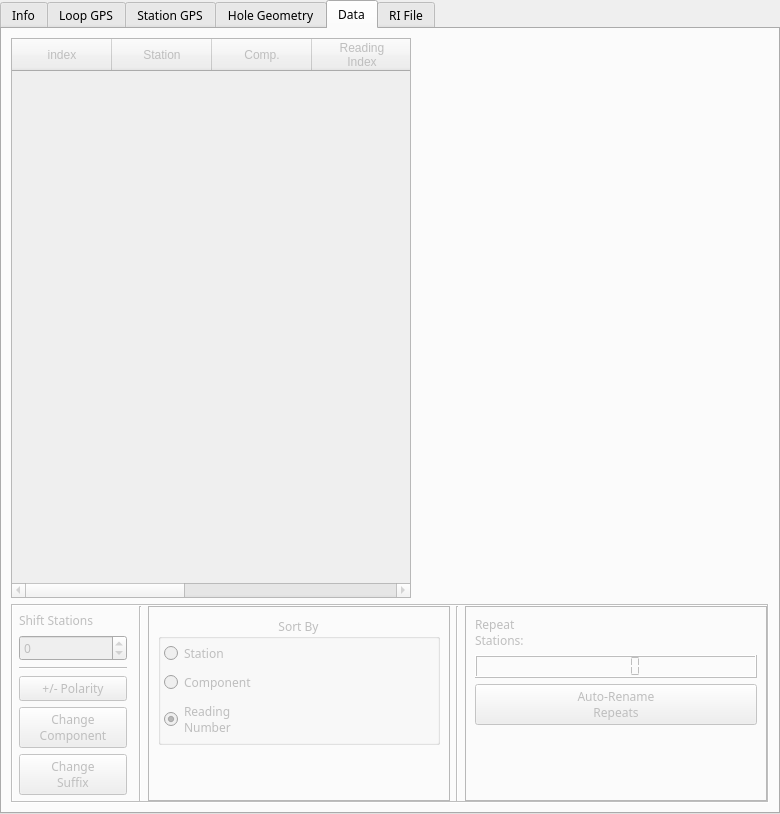
Old version of the form src/ui/pem_info_widget.ui in the repository Eric-Meunier/Processor-Suite.
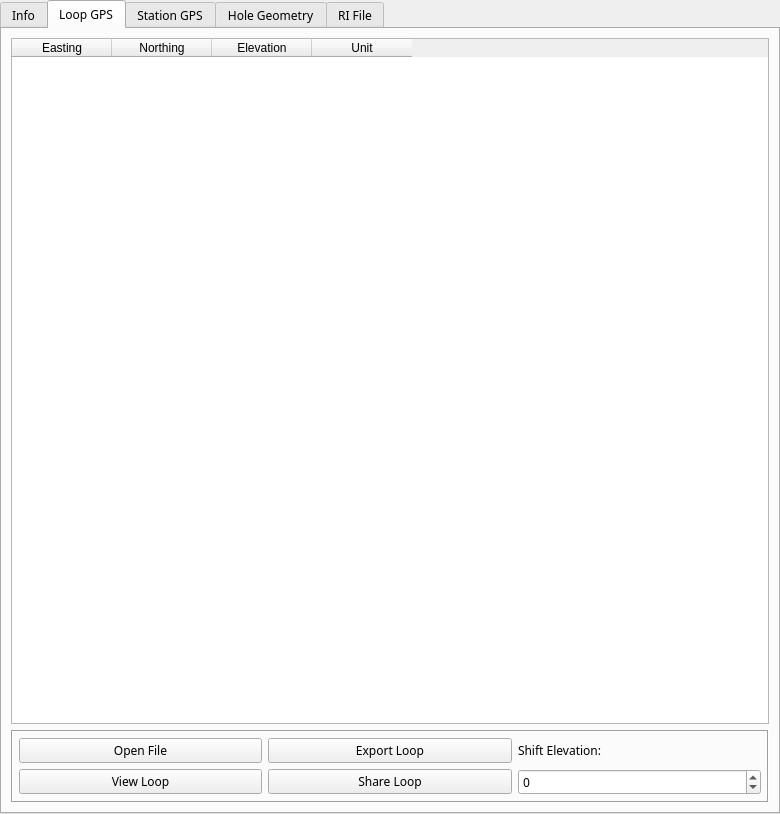
New version of the form. The open tabs and pages were chosen to show the change.

Commit message: Fixed crashing bug caused by pem_info_widget.

The edit to the form file:
```diff
--- a/src/ui/pem_info_widget.ui
+++ b/src/ui/pem_info_widget.ui
@@ -1084,354 +1084,6 @@
        </item>
       </layout>
      </widget>
-     <widget class="QWidget" name="data_tab">
-      <property name="enabled">
-       <bool>false</bool>
-      </property>
-      <attribute name="title">
-       <string>Data</string>
-      </attribute>
-      <layout class="QGridLayout" name="gridLayout_6">
-       <item row="0" column="0">
-        <widget class="QTableWidget" name="data_table">
-         <property name="sizePolicy">
-          <sizepolicy hsizetype="Preferred" vsizetype="Expanding">
-           <horstretch>0</horstretch>
-           <verstretch>0</verstretch>
-          </sizepolicy>
-         </property>
-         <property name="minimumSize">
-          <size>
-           <width>400</width>
-           <height>0</height>
-          </size>
-         </property>
-         <property name="maximumSize">
-          <size>
-           <width>400</width>
-           <height>16777215</height>
-          </size>
-         </property>
-         <property name="selectionMode">
-          <enum>QAbstractItemView::ExtendedSelection</enum>
-         </property>
-         <property name="selectionBehavior">
-          <enum>QAbstractItemView::SelectRows</enum>
-         </property>
-         <property name="sortingEnabled">
-          <bool>false</bool>
-         </property>
-         <attribute name="verticalHeaderVisible">
-          <bool>false</bool>
-         </attribute>
-         <column>
-          <property name="text">
-           <string>index</string>
-          </property>
-         </column>
-         <column>
-          <property name="text">
-           <string>Station</string>
-          </property>
-         </column>
-         <column>
-          <property name="text">
-           <string>Comp.</string>
-          </property>
-         </column>
-         <column>
-          <property name="text">
-           <string>Reading
-Index</string>
-          </property>
-         </column>
-         <column>
-          <property name="text">
-           <string>Reading
-Number</string>
-          </property>
-         </column>
-         <column>
-          <property name="text">
-           <string>Stacks</string>
-          </property>
-         </column>
-         <column>
-          <property name="text">
-           <string>ZTS</string>
-          </property>
-         </column>
-        </widget>
-       </item>
-       <item row="1" column="0" colspan="2">
-        <widget class="QFrame" name="frame_2">
-         <property name="sizePolicy">
-          <sizepolicy hsizetype="Preferred" vsizetype="Maximum">
-           <horstretch>0</horstretch>
-           <verstretch>0</verstretch>
-          </sizepolicy>
-         </property>
-         <property name="frameShape">
-          <enum>QFrame::Box</enum>
-         </property>
-         <property name="frameShadow">
-          <enum>QFrame::Sunken</enum>
-         </property>
-         <layout class="QHBoxLayout" name="horizontalLayout_2">
-          <property name="leftMargin">
-           <number>0</number>
-          </property>
-          <property name="topMargin">
-           <number>0</number>
-          </property>
-          <property name="rightMargin">
-           <number>0</number>
-          </property>
-          <property name="bottomMargin">
-           <number>0</number>
-          </property>
-          <item>
-           <widget class="QFrame" name="frame">
-            <property name="sizePolicy">
-             <sizepolicy hsizetype="Fixed" vsizetype="Preferred">
-              <horstretch>0</horstretch>
-              <verstretch>0</verstretch>
-             </sizepolicy>
-            </property>
-            <property name="minimumSize">
-             <size>
-              <width>120</width>
-              <height>0</height>
-             </size>
-            </property>
-            <property name="maximumSize">
-             <size>
-              <width>120</width>
-              <height>16777215</height>
-             </size>
-            </property>
-            <layout class="QVBoxLayout" name="verticalLayout_3">
-             <property name="leftMargin">
-              <number>6</number>
-             </property>
-             <property name="topMargin">
-              <number>6</number>
-             </property>
-             <property name="rightMargin">
-              <number>6</number>
-             </property>
-             <property name="bottomMargin">
-              <number>6</number>
-             </property>
-             <item>
-              <widget class="QLabel" name="label">
-               <property name="text">
-                <string>Shift Stations</string>
-               </property>
-              </widget>
-             </item>
-             <item>
-              <widget class="QSpinBox" name="shiftStationSpinbox">
-               <property name="minimum">
-                <number>-10000</number>
-               </property>
-               <property name="maximum">
-                <number>10000</number>
-               </property>
-               <property name="singleStep">
-                <number>5</number>
-               </property>
-              </widget>
-             </item>
-             <item>
-              <widget class="Line" name="line_3">
-               <property name="orientation">
-                <enum>Qt::Horizontal</enum>
-               </property>
-              </widget>
-             </item>
-             <item>
-              <widget class="QPushButton" name="reversePolarityButton">
-               <property name="text">
-                <string>+/- Polarity</string>
-               </property>
-              </widget>
-             </item>
-             <item>
-              <widget class="QPushButton" name="changeComponentButton">
-               <property name="text">
-                <string>Change
-Component</string>
-               </property>
-              </widget>
-             </item>
-             <item>
-              <widget class="QPushButton" name="changeStationSuffixButton">
-               <property name="enabled">
-                <bool>false</bool>
-               </property>
-               <property name="text">
-                <string>Change
-Suffix</string>
-               </property>
-              </widget>
-             </item>
-            </layout>
-           </widget>
-          </item>
-          <item>
-           <widget class="Line" name="line_7">
-            <property name="frameShadow">
-             <enum>QFrame::Sunken</enum>
-            </property>
-            <property name="orientation">
-             <enum>Qt::Vertical</enum>
-            </property>
-           </widget>
-          </item>
-          <item>
-           <widget class="QFrame" name="frame_7">
-            <property name="frameShape">
-             <enum>QFrame::StyledPanel</enum>
-            </property>
-            <property name="frameShadow">
-             <enum>QFrame::Raised</enum>
-            </property>
-            <layout class="QVBoxLayout" name="verticalLayout_7">
-             <item>
-              <widget class="QGroupBox" name="groupBox_2">
-               <property name="title">
-                <string>Sort By</string>
-               </property>
-               <property name="alignment">
-                <set>Qt::AlignCenter</set>
-               </property>
-               <property name="flat">
-                <bool>true</bool>
-               </property>
-               <layout class="QVBoxLayout" name="verticalLayout_5">
-                <property name="leftMargin">
-                 <number>3</number>
-                </property>
-                <property name="topMargin">
-                 <number>3</number>
-                </property>
-                <property name="rightMargin">
-                 <number>3</number>
-                </property>
-                <property name="bottomMargin">
-                 <number>3</number>
-                </property>
-                <item>
-                 <widget class="QRadioButton" name="station_sort_rbtn">
-                  <property name="text">
-                   <string>Station</string>
-                  </property>
-                 </widget>
-                </item>
-                <item>
-                 <widget class="QRadioButton" name="component_sort_rbtn">
-                  <property name="text">
-                   <string>Component</string>
-                  </property>
-                  <property name="checked">
-                   <bool>false</bool>
-                  </property>
-                 </widget>
-                </item>
-                <item>
-                 <widget class="QRadioButton" name="reading_num_sort_rbtn">
-                  <property name="text">
-                   <string>Reading
-Number</string>
-                  </property>
-                  <property name="checked">
-                   <bool>true</bool>
-                  </property>
-                 </widget>
-                </item>
-               </layout>
-              </widget>
-             </item>
-             <item>
-              <spacer name="verticalSpacer_2">
-               <property name="orientation">
-                <enum>Qt::Vertical</enum>
-               </property>
-               <property name="sizeHint" stdset="0">
-                <size>
-                 <width>20</width>
-                 <height>40</height>
-                </size>
-               </property>
-              </spacer>
-             </item>
-            </layout>
-           </widget>
-          </item>
-          <item>
-           <widget class="Line" name="line_8">
-            <property name="frameShadow">
-             <enum>QFrame::Sunken</enum>
-            </property>
-            <property name="orientation">
-             <enum>Qt::Vertical</enum>
-            </property>
-           </widget>
-          </item>
-          <item>
-           <widget class="QFrame" name="frame_8">
-            <property name="frameShape">
-             <enum>QFrame::StyledPanel</enum>
-            </property>
-            <property name="frameShadow">
-             <enum>QFrame::Raised</enum>
-            </property>
-            <layout class="QVBoxLayout" name="verticalLayout_8">
-             <item>
-              <widget class="QLabel" name="label_3">
-               <property name="text">
-                <string>Repeat
-Stations:</string>
-               </property>
-              </widget>
-             </item>
-             <item>
-              <widget class="QLCDNumber" name="lcdRepeats">
-               <property name="segmentStyle">
-                <enum>QLCDNumber::Flat</enum>
-               </property>
-              </widget>
-             </item>
-             <item>
-              <widget class="QPushButton" name="rename_repeat_stations_btn">
-               <property name="text">
-                <string>Auto-Rename
-Repeats</string>
-               </property>
-              </widget>
-             </item>
-             <item>
-              <spacer name="verticalSpacer_3">
-               <property name="orientation">
-                <enum>Qt::Vertical</enum>
-               </property>
-               <property name="sizeHint" stdset="0">
-                <size>
-                 <width>20</width>
-                 <height>40</height>
-                </size>
-               </property>
-              </spacer>
-             </item>
-            </layout>
-           </widget>
-          </item>
-         </layout>
-        </widget>
-       </item>
-      </layout>
-     </widget>
      <widget class="QWidget" name="ri_tab">
       <attribute name="title">
        <string>RI File</string>
```
The commit also changes 2 other files.
